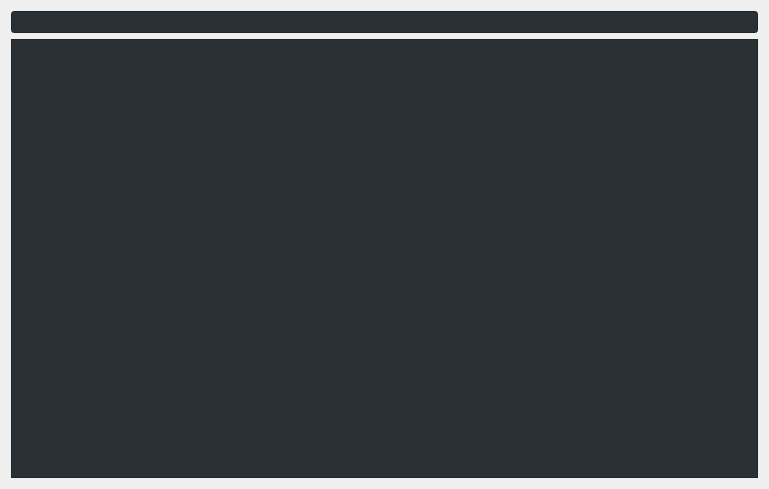
Qt form Serveur/Serveur_Synergie/UI/fenetreprincipale.ui (im-jon/CLL-Synergie) before a commit.
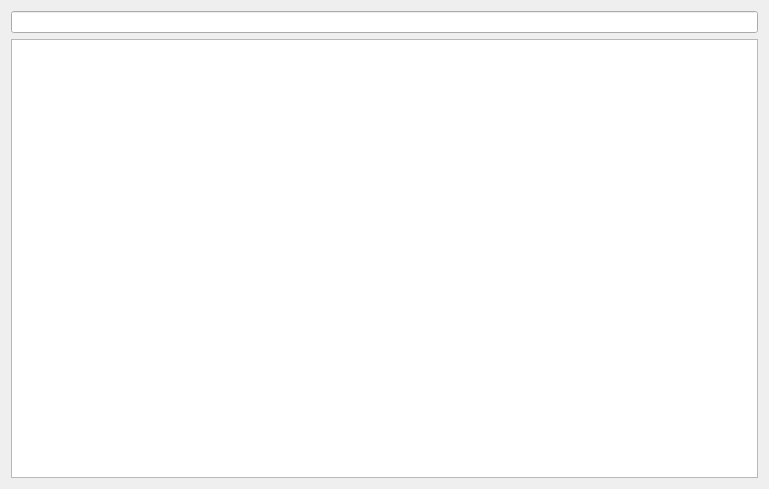
The same form after that commit.

```diff
--- a/Serveur/Serveur_Synergie/UI/fenetreprincipale.ui
+++ b/Serveur/Serveur_Synergie/UI/fenetreprincipale.ui
@@ -18,9 +18,7 @@
     <item row="2" column="0">
      <widget class="QTextEdit" name="txtSortie">
       <property name="styleSheet">
-       <string notr="true">background-color : rgb(41, 49, 52);
-font: 9pt &quot;Monospace&quot;;
-color: rgb(224, 226, 228);</string>
+       <string notr="true">font: 9pt &quot;Monospace&quot;;</string>
       </property>
       <property name="readOnly">
        <bool>true</bool>
@@ -30,9 +28,7 @@
     <item row="1" column="0">
      <widget class="QLineEdit" name="txtEntree">
       <property name="styleSheet">
-       <string notr="true">background-color : rgb(41, 49, 52);
-font: 9pt &quot;Monospace&quot;;
-color: rgb(224, 226, 228);</string>
+       <string notr="true">font: 9pt &quot;Monospace&quot;;</string>
       </property>
      </widget>
     </item>
```
Left out of the diff: 2 changed lines with no effect on the pictures.
